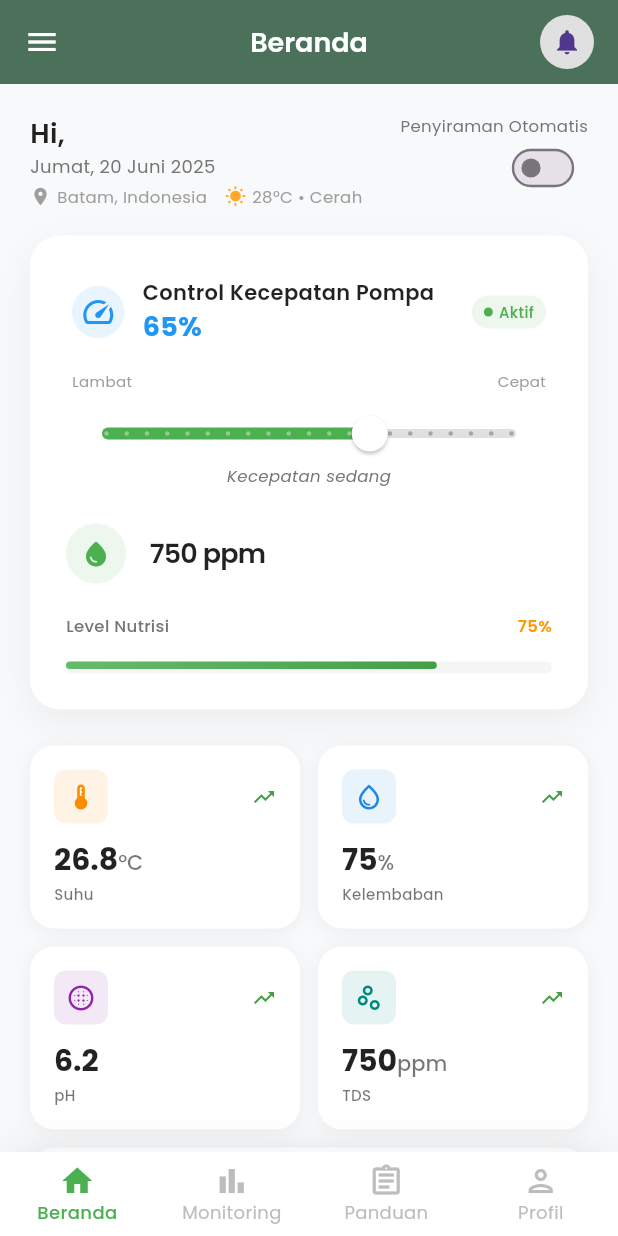
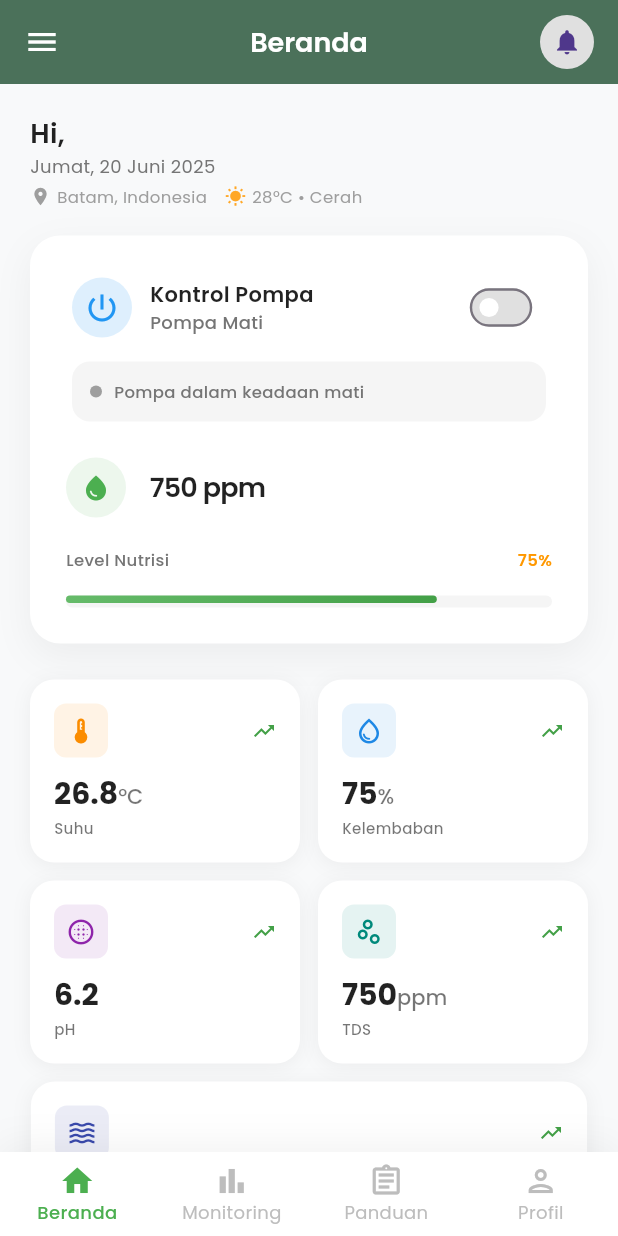
Before and after one commit to CLINTON1233/Sistem_Monitoring_Kontrol-PBL-IN2025, a Flutter app: the HomePage screen opened directly, on a phone screen of 412 x 824 dp. Run offline on Flutter 3.47's test engine with Material 3 defaults, Android fonts, the light colour scheme and no system bars; our stand-ins replace cloud_firestore, firebase_auth, firebase_core, fl_chart, geocoding, geolocator and 1 more; accounts and stored records are empty; network calls fail.

Commit message:
Sistem Monitoring dan Kontrol

```diff
--- a/lib/pages/home/home_page.dart
+++ b/lib/pages/home/home_page.dart
@@ -34,7 +34,8 @@ class _HomePageState extends State<HomePage> {
 
   bool isSwitched = false;
   int _currentIndex = 0;
-  double _pumpSpeed = 65.0;
+  // double _pumpSpeed = 65.0;
+  bool _isPumpOn = false;
 
   // Variabel untuk menyimpan data user session
   String _username = 'Loading...';
@@ -353,34 +354,34 @@ class _HomePageState extends State<HomePage> {
                     ),
                   ),
 
-                  const SizedBox(width: 16),
-                  Column(
-                    crossAxisAlignment: CrossAxisAlignment.end,
-                    children: [
-                      Text(
-                        'Penyiraman Otomatis',
-                        style: GoogleFonts.poppins(
-                          fontSize: 11,
-                          color: Colors.grey[600],
-                        ),
-                      ),
-                      Transform.scale(
-                        scale: 0.8,
-                        child: Switch(
-                          value: isSwitched,
-                          onChanged: (value) {
-                            setState(() {
-                              isSwitched = value;
-                            });
-                          },
-                          activeColor: Colors.white,
-                          activeTrackColor: Colors.green,
-                          materialTapTargetSize:
-                              MaterialTapTargetSize.shrinkWrap,
-                        ),
-                      ),
-                    ],
-                  ),
+                  // const SizedBox(width: 16),
+                  // Column(
+                  //   crossAxisAlignment: CrossAxisAlignment.end,
+                  //   children: [
+                  //     Text(
+                  //       'Penyiraman Otomatis',
+                  //       style: GoogleFonts.poppins(
+                  //         fontSize: 11,
+                  //         color: Colors.grey[600],
+                  //       ),
+                  //     ),
+                  //     Transform.scale(
+                  //       scale: 0.8,
+                  //       child: Switch(
+                  //         value: isSwitched,
+                  //         onChanged: (value) {
+                  //           setState(() {
+                  //             isSwitched = value;
+                  //           });
+                  //         },
+                  //         activeColor: Colors.white,
+                  //         activeTrackColor: Colors.green,
+                  //         materialTapTargetSize:
+                  //             MaterialTapTargetSize.shrinkWrap,
+                  //       ),
+                  //     ),
+                  //   ],
+                  // ),
                 ],
               ),
               const SizedBox(height: 18),
@@ -421,14 +422,14 @@ class _HomePageState extends State<HomePage> {
                           Row(
                             children: [
                               Container(
-                                width: 35,
+                                width: 40,
                                 height: 40,
                                 decoration: BoxDecoration(
-                                  color: Colors.blue.withOpacity(0.10),
+                                  color: Colors.blue.withOpacity(0.15),
                                   shape: BoxShape.circle,
                                 ),
                                 child: const Icon(
-                                  Icons.speed,
+                                  Icons.power_settings_new,
                                   color: Colors.blue,
                                   size: 24,
                                 ),
@@ -439,7 +440,7 @@ class _HomePageState extends State<HomePage> {
                                   crossAxisAlignment: CrossAxisAlignment.start,
                                   children: [
                                     Text(
-                                      'Control Kecepatan Pompa',
+                                      'Kontrol Pompa',
                                       style: GoogleFonts.poppins(
                                         fontSize: 14,
                                         fontWeight: FontWeight.w600,
@@ -447,56 +448,51 @@ class _HomePageState extends State<HomePage> {
                                       ),
                                     ),
                                     Text(
-                                      '${_pumpSpeed.round()}%',
+                                      _isPumpOn ? 'Pompa Aktif' : 'Pompa Mati',
                                       style: GoogleFonts.poppins(
-                                        fontSize: 18,
-                                        fontWeight: FontWeight.w700,
-                                        color: Colors.blue,
+                                        fontSize: 12,
+                                        color:
+                                            _isPumpOn
+                                                ? Colors.green
+                                                : Colors.grey[600],
+                                        fontWeight: FontWeight.w500,
                                       ),
                                     ),
                                   ],
                                 ),
                               ),
-                              // Status indicator
-                              Container(
-                                padding: const EdgeInsets.symmetric(
-                                  horizontal: 8,
-                                  vertical: 4,
-                                ),
-                                decoration: BoxDecoration(
-                                  color:
-                                      _pumpSpeed > 0
-                                          ? Colors.green.withOpacity(0.1)
-                                          : Colors.grey.withOpacity(0.1),
-                                  borderRadius: BorderRadius.circular(12),
-                                ),
-                                child: Row(
-                                  mainAxisSize: MainAxisSize.min,
-                                  children: [
-                                    Container(
-                                      width: 6,
-                                      height: 6,
-                                      decoration: BoxDecoration(
-                                        color:
-                                            _pumpSpeed > 0
+                              // Toggle Switch
+                              Transform.scale(
+                                scale: 0.8,
+                                child: Switch(
+                                  value: _isPumpOn,
+                                  onChanged: (value) {
+                                    setState(() {
+                                      _isPumpOn = value;
+                                    });
+                                    // Tampilkan feedback
+                                    ScaffoldMessenger.of(context).showSnackBar(
+                                      SnackBar(
+                                        content: Text(
+                                          _isPumpOn
+                                              ? 'Pompa diaktifkan'
+                                              : 'Pompa dimatikan',
+                                        ),
+                                        backgroundColor:
+                                            _isPumpOn
                                                 ? Colors.green
-                                                : Colors.grey,
-                                        shape: BoxShape.circle,
+                                                : Colors.orange,
+                                        behavior: SnackBarBehavior.floating,
+                                        duration: Duration(seconds: 2),
                                       ),
-                                    ),
-                                    const SizedBox(width: 4),
-                                    Text(
-                                      _pumpSpeed > 0 ? 'Aktif' : 'Mati',
-                                      style: GoogleFonts.poppins(
-                                        fontSize: 10,
-                                        color:
-                                            _pumpSpeed > 0
-                                                ? Colors.green
-                                                : Colors.grey,
-                                        fontWeight: FontWeight.w500,
-                                      ),
-                                    ),
-                                  ],
+                                    );
+                                  },
+                                  activeColor: Colors.white,
+                                  activeTrackColor: Colors.green,
+                                  inactiveThumbColor: Colors.white,
+                                  inactiveTrackColor: Colors.grey[300],
+                                  materialTapTargetSize:
+                                      MaterialTapTargetSize.shrinkWrap,
                                 ),
                               ),
                             ],
@@ -504,80 +500,44 @@ class _HomePageState extends State<HomePage> {
                           const SizedBox(height: 16),
 
                           // Custom Slider
-                          Column(
-                            children: [
-                              // Speed labels
-                              Row(
-                                mainAxisAlignment:
-                                    MainAxisAlignment.spaceBetween,
-                                children: [
-                                  Text(
-                                    'Lambat',
+                          Container(
+                            padding: const EdgeInsets.all(12),
+                            decoration: BoxDecoration(
+                              color:
+                                  _isPumpOn
+                                      ? Colors.green.withOpacity(0.1)
+                                      : Colors.grey.withOpacity(0.1),
+                              borderRadius: BorderRadius.circular(12),
+                            ),
+                            child: Row(
+                              children: [
+                                Container(
+                                  width: 8,
+                                  height: 8,
+                                  decoration: BoxDecoration(
+                                    color:
+                                        _isPumpOn ? Colors.green : Colors.grey,
+                                    shape: BoxShape.circle,
+                                  ),
+                                ),
+                                const SizedBox(width: 8),
+                                Expanded(
+                                  child: Text(
+                                    _isPumpOn
+                                        ? 'Pompa sedang beroperasi untuk menyalurkan nutrisi'
+                                        : 'Pompa dalam keadaan mati',
                                     style: GoogleFonts.poppins(
-                                      fontSize: 10,
-                                      color: Colors.grey[500],
+                                      fontSize: 11,
+                                      color:
+                                          _isPumpOn
+                                              ? Colors.green[700]
+                                              : Colors.grey[600],
+                                      fontWeight: FontWeight.w500,
                                     ),
                                   ),
-                                  Text(
-                                    'Cepat',
-                                    style: GoogleFonts.poppins(
-                                      fontSize: 10,
-                                      color: Colors.grey[500],
-                                    ),
-                                  ),
-                                ],
-                              ),
-                              const SizedBox(height: 8),
-
-                              // Slider
-                              SliderTheme(
-                                data: SliderTheme.of(context).copyWith(
-                                  trackHeight: 6,
-                                  thumbShape: const RoundSliderThumbShape(
-                                    enabledThumbRadius: 12,
-                                  ),
-                                  overlayShape: const RoundSliderOverlayShape(
-                                    overlayRadius: 20,
-                                  ),
-                                  activeTrackColor: Colors.green,
-                                  inactiveTrackColor: Colors.grey[300],
-                                  thumbColor: Colors.white,
-                                  overlayColor: Colors.lightGreen.withOpacity(
-                                    0.2,
-                                  ),
-                                  valueIndicatorShape:
-                                      const PaddleSliderValueIndicatorShape(),
-                                  valueIndicatorColor: Colors.blue,
-                                  valueIndicatorTextStyle: GoogleFonts.poppins(
-                                    color: Colors.white,
-                                    fontSize: 12,
-                                    fontWeight: FontWeight.w600,
-                                  ),
                                 ),
-                                child: Slider(
-                                  value: _pumpSpeed,
-                                  min: 0,
-                                  max: 100,
-                                  divisions: 20,
-                                  label: '${_pumpSpeed.round()}%',
-                                  onChanged: (value) {
-                                    setState(() {
-                                      _pumpSpeed = value;
-                                    });
-                                  },
-                                ),
-                              ),
-
-                              // Speed indicator text
-                              Text(
-                                _getSpeedText(_pumpSpeed),
-                                style: GoogleFonts.poppins(
-                                  fontSize: 11,
-                                  color: Colors.grey[600],
-                                  fontStyle: FontStyle.italic,
-                                ),
-                              ),
-                            ],
+                              ],
+                            ),
                           ),
                         ],
                       ),
```
